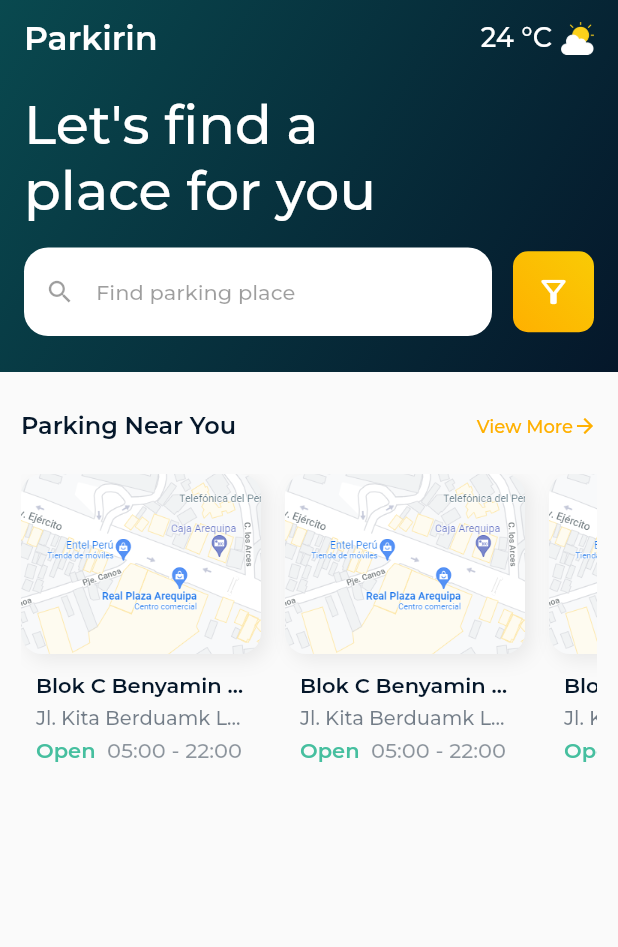
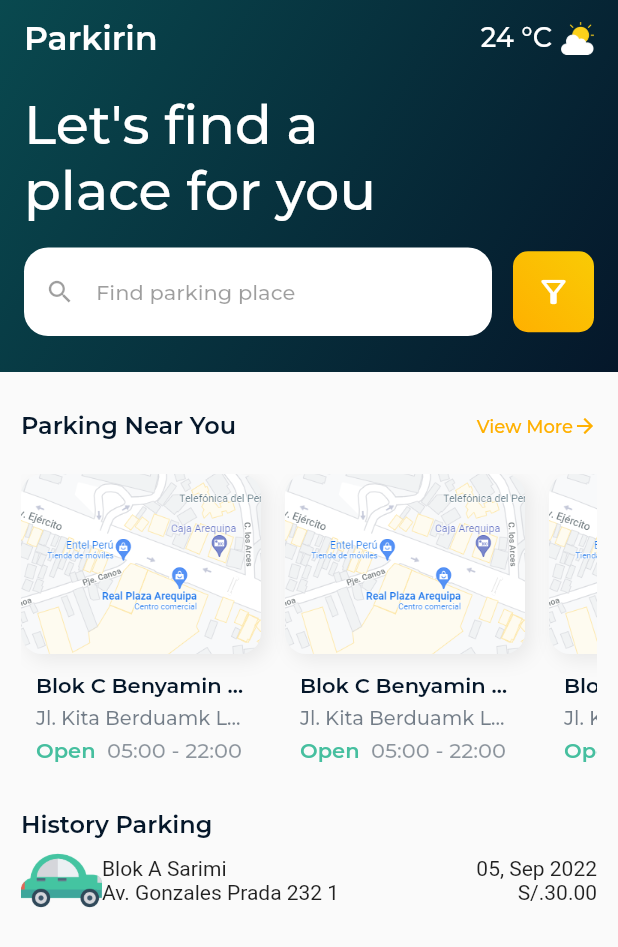
Before and after one commit to cparragatorres/flutter_codigo5_ui, a Flutter app: the screen it shows after launch, on a phone screen of 412 x 824 dp. Shown: the top 947 px of the screen. Run offline on Flutter 3.47's test engine with Material 2 defaults, Android fonts, the phone set to English and light mode, and no system bars; our stand-ins replace flutter_svg, google_fonts.

Commit message:
Parking 9

```diff
--- a/lib/pages/parking_page.dart
+++ b/lib/pages/parking_page.dart
@@ -136,11 +136,11 @@ class ParkingPage extends StatelessWidget {
                 ),
               ),
             ),
-
             Padding(
               padding:
                   const EdgeInsets.symmetric(horizontal: 14.0, vertical: 26.0),
               child: Column(
+                crossAxisAlignment: CrossAxisAlignment.start,
                 children: [
                   Row(
                     mainAxisAlignment: MainAxisAlignment.spaceBetween,
@@ -171,7 +171,6 @@ class ParkingPage extends StatelessWidget {
                       ),
                     ],
                   ),
-
                   const SizedBox(
                     height: 22,
                   ),
@@ -189,8 +188,55 @@ class ParkingPage extends StatelessWidget {
                       ],
                     ),
                   ),
-
-
+                  const SizedBox(
+                    height: 20.0,
+                  ),
+                  Text(
+                    "History Parking",
+                    style: GoogleFonts.montserrat(
+                      color: kColorPrimaryParking,
+                      fontSize: 16.0,
+                      fontWeight: FontWeight.w600,
+                    ),
+                  ),
+                  Container(
+                    child: Row(
+                      children: [
+                        Image.asset(
+                          'assets/images/car.png',
+                          width: 54,
+                        ),
+                        Expanded(
+                          child: Column(
+                            crossAxisAlignment: CrossAxisAlignment.start,
+                            children: [
+                              Text(
+                                "Blok A Sarimi",
+                                maxLines: 1,
+                                overflow: TextOverflow.ellipsis,
+                              ),
+                              Text(
+                                "Av. Gonzales Prada 232 1",
+                                maxLines: 1,
+                                overflow: TextOverflow.ellipsis,
+                              ),
+                            ],
+                          ),
+                        ),
+                        Column(
+                          crossAxisAlignment: CrossAxisAlignment.end,
+                          children: [
+                            Text(
+                              "05, Sep 2022",
+                            ),
+                            Text(
+                              "S/.30.00",
+                            ),
+                          ],
+                        ),
+                      ],
+                    ),
+                  ),
                 ],
               ),
             ),
@@ -240,7 +286,8 @@ class ItemSliderWidget extends StatelessWidget {
             ),
           ),
           Padding(
-            padding: const EdgeInsets.symmetric(horizontal: 10.0, vertical: 12.0),
+            padding:
+                const EdgeInsets.symmetric(horizontal: 10.0, vertical: 12.0),
             child: Column(
               crossAxisAlignment: CrossAxisAlignment.start,
               children: [
@@ -249,9 +296,7 @@ class ItemSliderWidget extends StatelessWidget {
                   maxLines: 1,
                   overflow: TextOverflow.ellipsis,
                   style: GoogleFonts.montserrat(
-                    color: kColorPrimaryParking,
-                    fontWeight: FontWeight.w600
-                  ),
+                      color: kColorPrimaryParking, fontWeight: FontWeight.w600),
                 ),
                 const SizedBox(
                   height: 5.0,
@@ -263,8 +308,7 @@ class ItemSliderWidget extends StatelessWidget {
                   style: GoogleFonts.montserrat(
                       color: kColorPrimaryParking.withOpacity(0.55),
                       fontWeight: FontWeight.w500,
-                    fontSize: 13.0
-                  ),
+                      fontSize: 13.0),
                 ),
                 const SizedBox(
                   height: 5.0,
@@ -275,8 +319,7 @@ class ItemSliderWidget extends StatelessWidget {
                       "Open ",
                       style: GoogleFonts.montserrat(
                           color: kColorTertiaryParking,
-                          fontWeight: FontWeight.w600
-                      ),
+                          fontWeight: FontWeight.w600),
                     ),
                     Expanded(
                       child: Text(
@@ -285,8 +328,7 @@ class ItemSliderWidget extends StatelessWidget {
                         overflow: TextOverflow.ellipsis,
                         style: GoogleFonts.montserrat(
                             color: kColorPrimaryParking.withOpacity(0.45),
-                            fontWeight: FontWeight.w500
-                        ),
+                            fontWeight: FontWeight.w500),
                       ),
                     ),
                   ],
```
Also changed, not shown: assets/images/car.png (added). Lines whose indentation alone changed are shown as unchanged.
